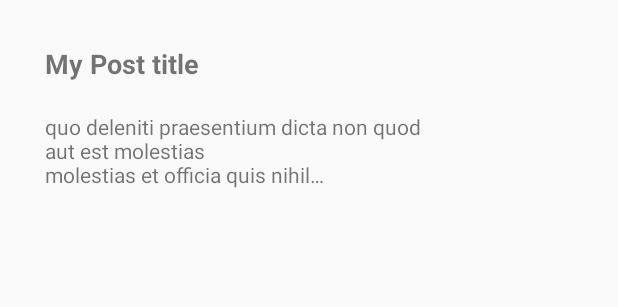
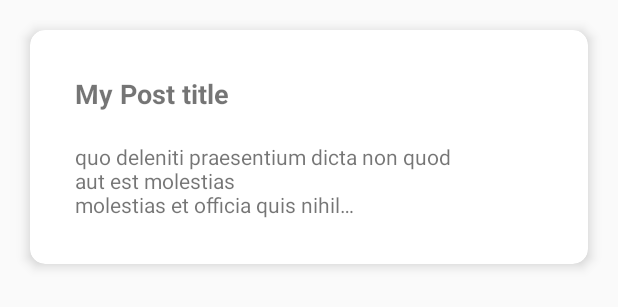
Before and after one commit to donfuxx/PostLister, an Android app: the layout item_post.xml on its own in the app's theme, with its tools: preview values and no code run, on a phone screen of 412 x 824 dp. Shown: the top 307 px of the screen. Run offline under Robolectric (Android 15) with nearby library versions, the phone set to English and light mode, and no system bars; network calls fail.

Commit message:
items as cardview

```diff
--- a/app/src/main/res/layout/item_post.xml
+++ b/app/src/main/res/layout/item_post.xml
@@ -1,8 +1,19 @@
 <?xml version="1.0" encoding="utf-8"?>
-<androidx.constraintlayout.widget.ConstraintLayout
+<androidx.cardview.widget.CardView
         xmlns:android="http://schemas.android.com/apk/res/android"
         xmlns:tools="http://schemas.android.com/tools"
         xmlns:app="http://schemas.android.com/apk/res-auto"
+        android:id="@+id/cardImgUser"
+        android:layout_width="match_parent"
+        android:layout_height="wrap_content"
+        android:layout_margin="@dimen/spacing_big"
+        app:cardCornerRadius="@dimen/spacing_normal"
+        app:cardElevation="@dimen/spacing_small"
+        app:layout_constraintTop_toTopOf="parent"
+        app:layout_constraintBottom_toBottomOf="parent"
+        app:layout_constraintStart_toStartOf="parent">
+
+    <androidx.constraintlayout.widget.ConstraintLayout
             android:padding="@dimen/spacing_big"
             android:layout_width="match_parent"
             android:layout_height="wrap_content">
@@ -34,3 +45,5 @@
         />
 
     </androidx.constraintlayout.widget.ConstraintLayout>
+
+</androidx.cardview.widget.CardView>
--- a/app/src/main/res/values/dimens.xml
+++ b/app/src/main/res/values/dimens.xml
@@ -2,4 +2,5 @@
 <resources>
     <dimen name="spacing_big">20dp</dimen>
     <dimen name="spacing_normal">10dp</dimen>
+    <dimen name="spacing_small">5dp</dimen>
 </resources>
```
Lines whose indentation alone changed are shown as unchanged.
